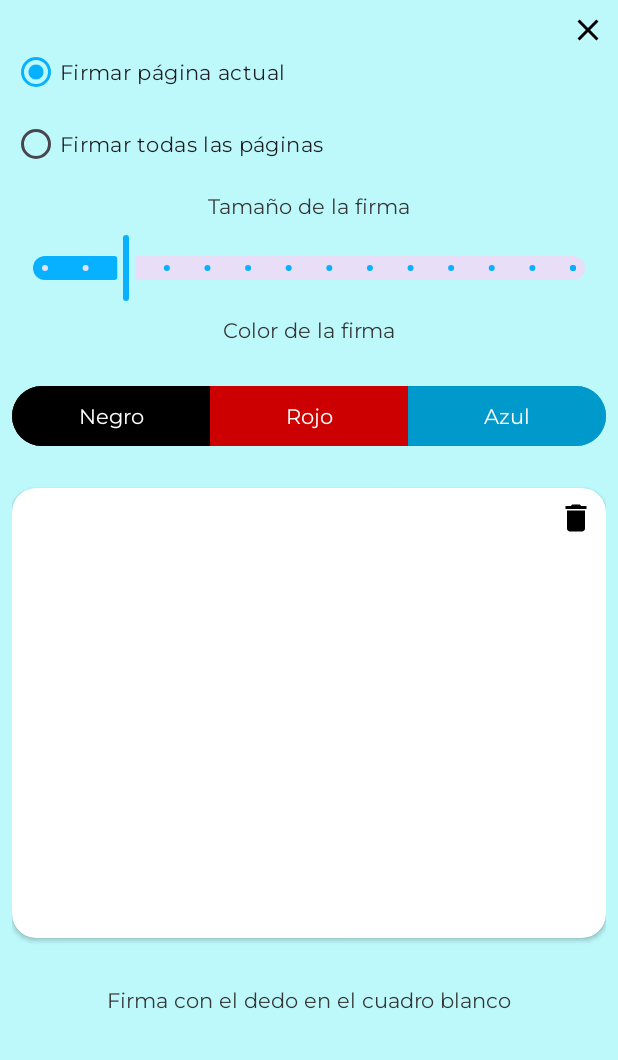
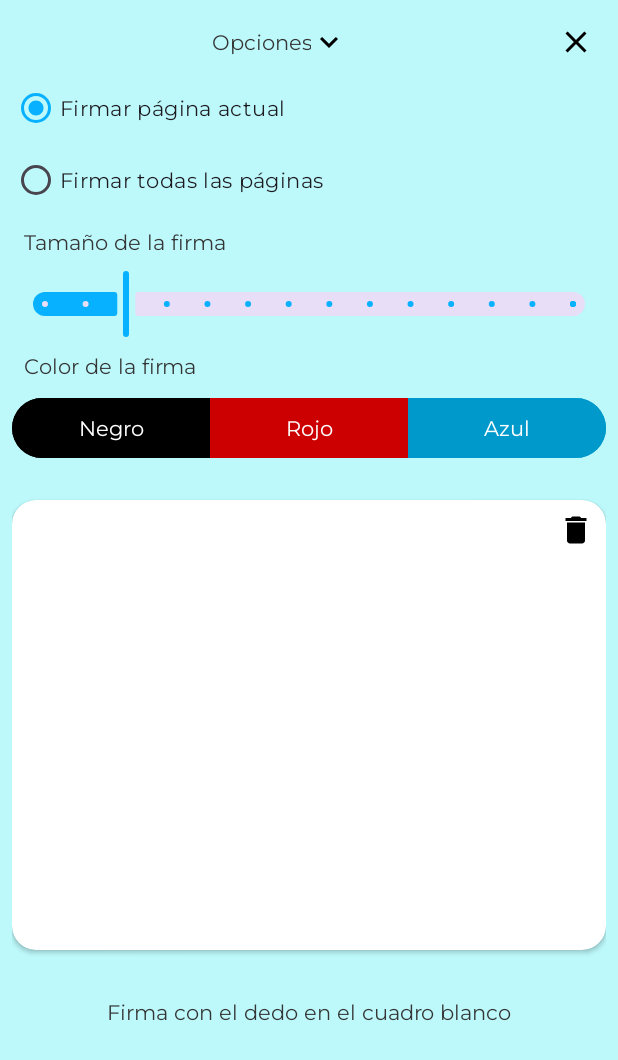
Before and after one commit to chemecador/SignPDF, an Android app: the layout dialog_signature.xml on its own in the app's theme, with its tools: preview values and no code run, on a phone screen of 412 x 824 dp. Shown: the top 1060 px of the screen. Run offline under Robolectric (Android 15) with nearby library versions, the phone set to English and light mode, and no system bars.

Commit message:
Enhanced dialog_signature.xml
Create tv_options with a listener

```diff
--- a/app/src/main/java/com/chemecador/signpdf/ui/view/ShowPDFFragment.kt
+++ b/app/src/main/java/com/chemecador/signpdf/ui/view/ShowPDFFragment.kt
@@ -166,6 +166,18 @@ class ShowPDFFragment : Fragment() {
             .setView(binding.root)
             .setCancelable(false)
             .create()
+
+        binding.tvOptions.setOnClickListener {
+            val isCustomizationVisible = binding.linearOptions.isVisible
+            binding.linearOptions.isVisible = !isCustomizationVisible
+            binding.tvOptions.setCompoundDrawablesWithIntrinsicBounds(
+                0,
+                0,
+                if (isCustomizationVisible) R.drawable.ic_arrow_down else R.drawable.ic_arrow_up,
+                0
+            )
+        }
+
         binding.colorSelector.addOnButtonCheckedListener { _, checkedId, isChecked ->
             val selectedColor = when (checkedId) {
                 R.id.btn_black -> Color.BLACK
@@ -183,7 +195,7 @@ class ShowPDFFragment : Fragment() {
                 } else if (!hasDrawn && binding.ibDelete.isVisible) {
                     ViewUtils.hide(binding.ibDelete)
                 }
-                if (binding.tvHint.isVisible){
+                if (binding.tvHint.isVisible) {
                     ViewUtils.hide(binding.tvHint)
                     ViewUtils.show(binding.btnCancel)
                     ViewUtils.show(binding.btnFinish)
--- /dev/null
+++ b/app/src/main/res/drawable/ic_arrow_down.xml
@@ -0,0 +1,5 @@
+<vector xmlns:android="http://schemas.android.com/apk/res/android" android:height="24dp" android:tint="#000000" android:viewportHeight="24" android:viewportWidth="24" android:width="24dp">
+
+    <path android:fillColor="@android:color/white" android:pathData="M7.41,8.59L12,13.17l4.59,-4.58L18,10l-6,6 -6,-6 1.41,-1.41z"/>
+
+</vector>
--- /dev/null
+++ b/app/src/main/res/drawable/ic_arrow_up.xml
@@ -0,0 +1,5 @@
+<vector xmlns:android="http://schemas.android.com/apk/res/android" android:height="24dp" android:tint="#000000" android:viewportHeight="24" android:viewportWidth="24" android:width="24dp">
+
+    <path android:fillColor="@android:color/white" android:pathData="M7.41,15.41L12,10.83l4.59,4.58L18,14l-6,-6 -6,6z"/>
+
+</vector>
--- a/app/src/main/res/layout/dialog_signature.xml
+++ b/app/src/main/res/layout/dialog_signature.xml
@@ -5,37 +5,52 @@
     android:layout_height="wrap_content"
     android:padding="@dimen/margin_small">
 
+    <TextView
+        android:id="@+id/tv_options"
+        android:layout_width="wrap_content"
+        android:layout_height="0dp"
+        android:gravity="center"
+        android:text="@string/options"
+        app:drawableEndCompat="@drawable/ic_arrow_down"
+        app:layout_constraintBottom_toBottomOf="@id/ib_close"
+        app:layout_constraintEnd_toStartOf="@id/ib_close"
+        app:layout_constraintStart_toStartOf="parent"
+        app:layout_constraintTop_toTopOf="parent" />
+
     <ImageButton
         android:id="@+id/ib_close"
         android:layout_width="wrap_content"
         android:layout_height="wrap_content"
         android:background="@null"
         android:contentDescription="@string/action_close"
-        android:paddingStart="@dimen/margin_small"
-        android:paddingBottom="@dimen/margin_small"
+        android:padding="@dimen/margin_small"
         android:src="@drawable/ic_close"
         app:layout_constraintEnd_toEndOf="parent"
         app:layout_constraintTop_toTopOf="parent"
         tools:ignore="RtlSymmetry" />
 
+    <LinearLayout
+        android:id="@+id/linear_options"
+        android:layout_width="match_parent"
+        android:layout_height="wrap_content"
+        android:orientation="vertical"
+        android:visibility="gone"
+        app:layout_constraintTop_toBottomOf="@id/tv_options"
+        tools:visibility="visible">
+
         <RadioGroup
-        android:id="@+id/radioGroupPages"
-        android:layout_width="0dp"
-        android:layout_height="wrap_content"
-        android:layout_marginTop="@dimen/margin_medium"
-        app:layout_constraintEnd_toEndOf="parent"
-        app:layout_constraintStart_toStartOf="parent"
-        app:layout_constraintTop_toTopOf="parent">
+            android:layout_width="match_parent"
+            android:layout_height="wrap_content">
 
             <RadioButton
-            android:id="@+id/rbCurrentPage"
+                android:id="@+id/rb_currentPage"
                 android:layout_width="wrap_content"
                 android:layout_height="wrap_content"
                 android:checked="true"
                 android:text="@string/sign_current_page" />
 
             <RadioButton
-            android:id="@+id/rbAllPages"
+                android:id="@+id/rb_allPages"
                 android:layout_width="wrap_content"
                 android:layout_height="wrap_content"
                 android:text="@string/sign_all_pages" />
@@ -45,10 +60,8 @@
             android:id="@+id/tv_size"
             android:layout_width="match_parent"
             android:layout_height="wrap_content"
-        android:gravity="center"
             android:padding="@dimen/margin_small"
-        android:text="@string/sign_size"
-        app:layout_constraintTop_toBottomOf="@id/radioGroupPages" />
+            android:text="@string/sign_size" />
 
         <com.google.android.material.slider.Slider
             android:id="@+id/slider_size"
@@ -66,18 +79,13 @@
             android:id="@+id/tv_color"
             android:layout_width="match_parent"
             android:layout_height="wrap_content"
-        android:gravity="center"
             android:padding="@dimen/margin_small"
-        android:text="@string/sign_color"
-        app:layout_constraintTop_toBottomOf="@id/slider_size" />
-
+            android:text="@string/sign_color" />
 
         <com.google.android.material.button.MaterialButtonToggleGroup
             android:id="@+id/colorSelector"
             android:layout_width="match_parent"
-        android:layout_height="wrap_content"
-        android:layout_marginTop="@dimen/margin_medium"
-        app:layout_constraintTop_toBottomOf="@id/tv_color">
+            android:layout_height="wrap_content">
 
             <com.google.android.material.button.MaterialButton
                 android:id="@+id/btn_black"
@@ -107,6 +115,9 @@
                 android:textColor="@android:color/white" />
         </com.google.android.material.button.MaterialButtonToggleGroup>
 
+    </LinearLayout>
+
+
     <androidx.cardview.widget.CardView
         android:id="@+id/fl"
         android:layout_width="match_parent"
@@ -116,7 +127,7 @@
         android:padding="@dimen/margin_small"
         app:cardCornerRadius="@dimen/cardview_default_radius"
         app:cardElevation="@dimen/cardview_default_elevation"
-        app:layout_constraintTop_toBottomOf="@id/colorSelector">
+        app:layout_constraintTop_toBottomOf="@id/linear_options">
 
         <com.chemecador.signpdf.ui.view.util.DrawingView
             android:id="@+id/drawingView"
--- a/app/src/main/res/values/strings.xml
+++ b/app/src/main/res/values/strings.xml
@@ -21,6 +21,7 @@
     <string name="view_pdf">Visualizar PDF</string>
     <string name="sign_size">Tamaño de la firma</string>
     <string name="sign_color">Color de la firma</string>
+    <string name="options">Opciones</string>
 
     <!-- File -->
     <string name="select_file">Seleccionar archivo...</string>
```
Lines whose indentation alone changed are shown as unchanged.
